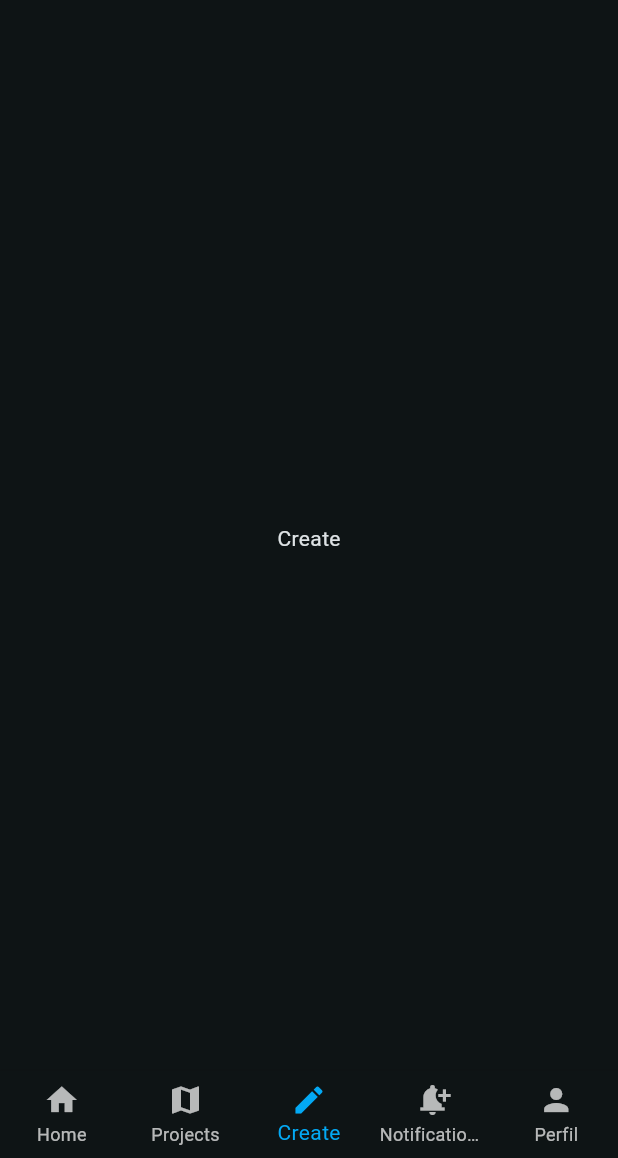
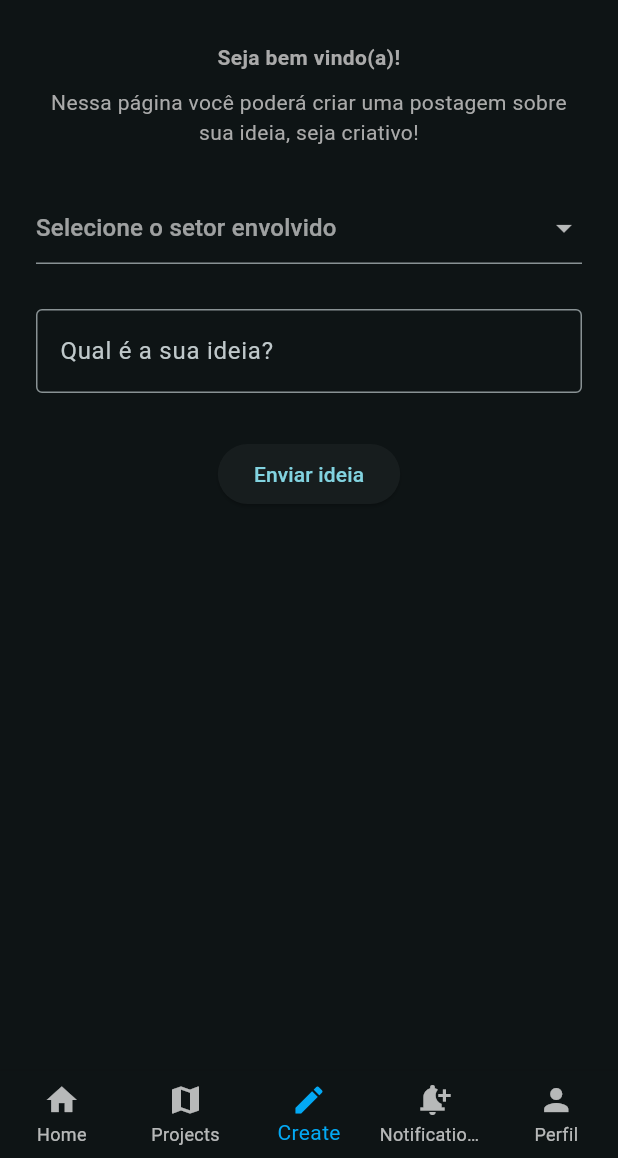
Before and after one commit to DerickPederzini/AcuraHub, a Flutter app: the LayoutPage screen opened by its route, item 3 of the bottom bar chosen, on a phone screen of 412 x 824 dp, the part 78-1236 px from its top. Run offline on Flutter 3.47's test engine with Material 3 defaults, Android fonts, the phone set to English and light mode, and no system bars.

Commit message:
add: create_page

```diff
--- a/forum_front/lib/constants/app_colors.dart
+++ b/forum_front/lib/constants/app_colors.dart
@@ -4,5 +4,6 @@ class AppColors {
 
   static const blue_eurofarma = Color.fromARGB(255, 0, 205, 240);
   static const grey_70 = Colors.white70;
+  static const text_create_page = Color.fromRGBO(170, 170, 170, 1);
 
 }
--- /dev/null
+++ b/forum_front/lib/pages/create_page.dart
@@ -0,0 +1,106 @@
+import 'package:flutter/material.dart';
+import 'package:forum_front/constants/app_colors.dart';
+
+class CreatePage extends StatefulWidget {
+  const CreatePage({super.key});
+
+  @override
+  CreatePageState createState() {
+    return CreatePageState();
+  }
+}
+
+class CreatePageState extends State<CreatePage> {
+  // Create a global key that uniquely identifies the Form widget
+  // and allows validation of the form.
+  final _formKey = GlobalKey<FormState>();
+
+  _CreatePageState() {
+    _selectedVal = _sectors[0];
+  }
+
+  // Buscar futuramente do banco
+  final List<String> _sectors = ['Financeiro', 'Logística', 'TI', 'Gestão'];
+  String? _selectedVal;
+
+  @override
+  Widget build(BuildContext context) {
+    // Build a Form widget using the _formKey created above.
+    return Form(
+      key: _formKey,
+      child: Column(
+        children: <Widget>[
+          Padding(
+            padding: EdgeInsets.all(24),
+            child: Column(
+              mainAxisAlignment: MainAxisAlignment.center,
+              children: [
+                Text(
+                  textAlign: TextAlign.center,
+                  style: TextStyle(
+                    color: AppColors.text_create_page,
+                    fontWeight: FontWeight.bold
+                    ),
+                  'Seja bem vindo(a)!'
+                ),
+
+                SizedBox(height: 10),
+
+                Text(
+                  textAlign: TextAlign.center,
+                  style: TextStyle(
+                    color: AppColors.text_create_page,
+                    ),
+                  'Nessa página você poderá criar uma postagem sobre sua ideia, seja criativo!',
+                ),
+
+                SizedBox(height: 30),
+
+                DropdownButtonFormField(
+                  hint: Text("Selecione o setor envolvido"),
+                  initialValue: _selectedVal,
+                  items: _sectors
+                      .map((e) => DropdownMenuItem(value: e, child: Text(e)))
+                      .toList(),
+                  onChanged: (value) {
+                    setState(() {
+                      _selectedVal = value;
+                    });
+                  },
+                ),
+
+                SizedBox(height: 30),
+
+                TextFormField(
+                  validator: (value) {
+                    if (value == null || value.isEmpty) {
+                      return 'Por favor, digite a sua ideia';
+                    }
+                    return null;
+                  },
+                  decoration: InputDecoration(
+                    border: OutlineInputBorder(),
+                    hintText: "Qual é a sua ideia?",
+                  ),
+                ),
+
+                SizedBox(height: 30),
+
+                ElevatedButton(
+                  onPressed: () {
+                    if (_formKey.currentState!.validate()) {
+                      ScaffoldMessenger.of(context).showSnackBar(
+                        const SnackBar(content: Text('Postagem criada')),
+                      );
+                    }
+                  },
+                  child: const Text("Enviar ideia"),
+                ),
+              ],
+            ),
+          ),
+        ],
+      ),
+    );
+  }
+}
--- a/forum_front/lib/pages/layout_page.dart
+++ b/forum_front/lib/pages/layout_page.dart
@@ -1,5 +1,6 @@
 import 'package:flutter/material.dart';
 import 'package:forum_front/components/navigation/drawer.dart';
+import 'package:forum_front/pages/create_page.dart';
 import 'package:forum_front/pages/home_feed.dart';
 import 'package:forum_front/pages/notifications_page.dart';
 import 'package:forum_front/pages/profile_page.dart';
@@ -19,7 +20,7 @@ class _HomePageState extends State<LayoutPage> {
   final List<Widget> _allPages = [
     HomeFeed(),
     Center(child: Text("Projects")),
-    Center(child: Text("Create")),
+    CreatePage(),
     NotificationsPage(),
     ProfilePage(),
   ];
--- a/forum_front/pubspec.yaml
+++ b/forum_front/pubspec.yaml
@@ -60,7 +60,7 @@ flutter:
   # To add assets to your application, add an assets section, like this:
   assets:
     - assets/logos/
-    - assets/imagens/
+    # - assets/imagens/
 
   # An image asset can refer to one or more resolution-specific "variants", see
   # https://flutter.dev/to/resolution-aware-images
```
Also changed, not shown: forum_front/pubspec.lock.
